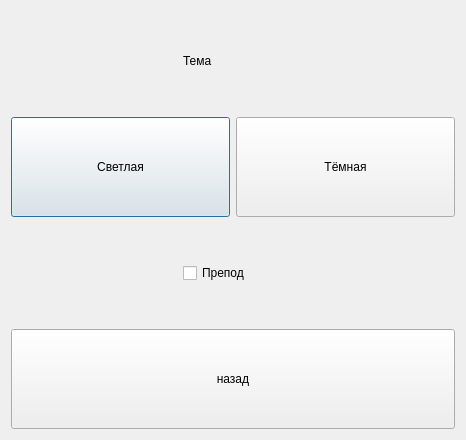
First picture: the form in hackathon-2023/settings.ui, repository robilkot/BSUIR-hackathon-2023, before the edit.
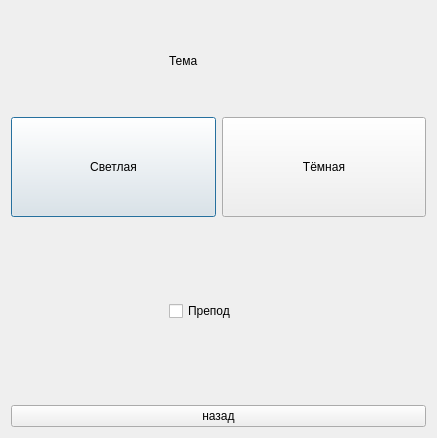
Second picture: the form after the edit.

```diff
--- a/hackathon-2023/settings.ui
+++ b/hackathon-2023/settings.ui
@@ -6,8 +6,8 @@
    <rect>
     <x>0</x>
     <y>0</y>
-    <width>466</width>
-    <height>377</height>
+    <width>437</width>
+    <height>438</height>
    </rect>
   </property>
   <property name="windowTitle">
@@ -158,12 +158,6 @@
    </item>
    <item>
     <widget class="QPushButton" name="pushButton">
-     <property name="minimumSize">
-      <size>
-       <width>100</width>
-       <height>100</height>
-      </size>
-     </property>
      <property name="text">
       <string>назад</string>
      </property>
```
